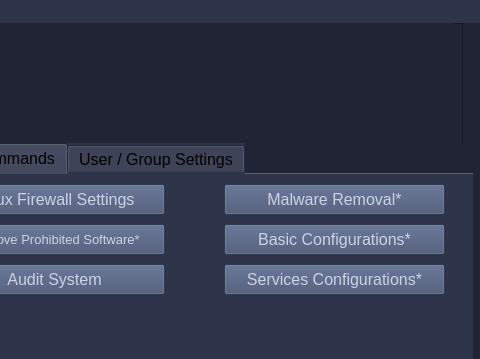
vipersniper0501/CP_Scripts2, file GUIs/ScriptRunnerPyQt5_GUI/PyUIs/MainMenu2.ui: the form before one commit; both pictures show x 368 to 848 and y 0 to 359 of the 848 by 598 pixel window.
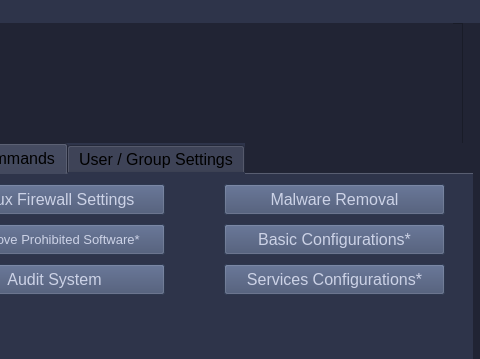
The form after the commit. The open tabs and pages were chosen to show the change. Icons and pictures are not drawn.

What changed in the file:
```diff
--- a/GUIs/ScriptRunnerPyQt5_GUI/PyUIs/MainMenu2.ui
+++ b/GUIs/ScriptRunnerPyQt5_GUI/PyUIs/MainMenu2.ui
@@ -943,7 +943,7 @@
          <string notr="true">background-color: #414E6E;color: #CCD2E6;</string>
         </property>
         <property name="text">
-         <string>Malware Removal*</string>
+         <string>Malware Removal</string>
         </property>
        </widget>
        <widget class="QPushButton" name="fwlbutton_3">
```
